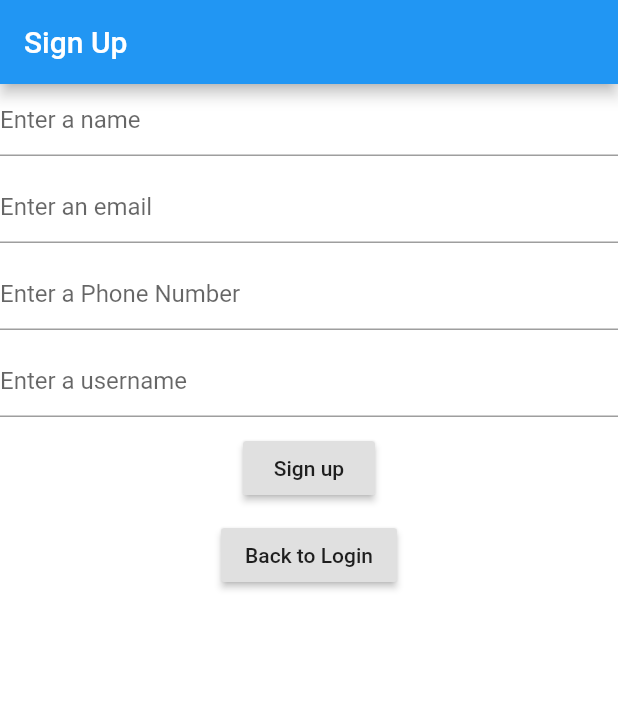
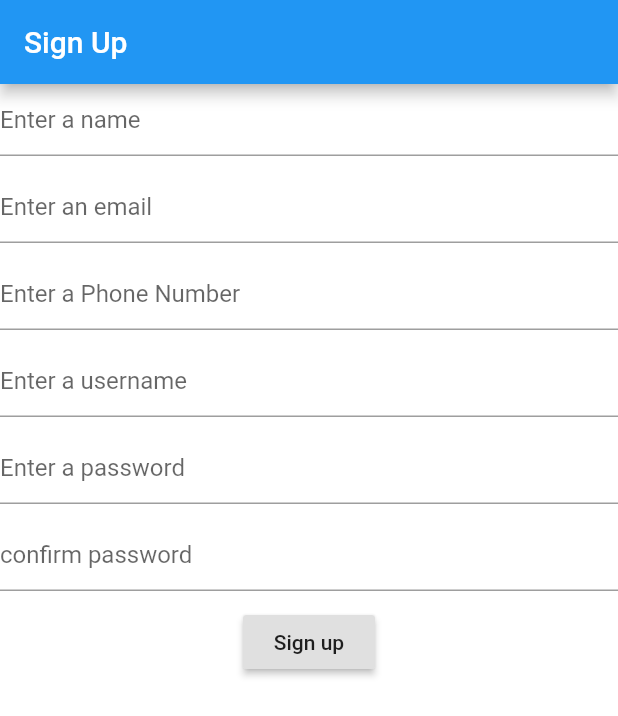
Before and after one commit to 7ananthan/Login-and-Reg-App-Flutter, a Flutter app: the screen it shows after launch, after a tap on "Sign Up", on a phone screen of 412 x 824 dp. Shown: the top 716 px of the screen. Run offline on Flutter 3.47's test engine with Material 2 defaults, Android fonts, the phone set to English and light mode, and no system bars.

Commit message:
password check completed

```diff
--- a/lib/view/register.dart
+++ b/lib/view/register.dart
@@ -1,7 +1,11 @@
 import 'package:flutter/material.dart';
 import 'package:login_mulwin/main.dart';
 import 'package:login_mulwin/view/login.dart';
+
 class Register extends StatelessWidget {
+  TextEditingController pass = TextEditingController();
+  TextEditingController passc = TextEditingController();
+
   @override
   Widget build(BuildContext context) {
     return MaterialApp(
@@ -11,44 +15,59 @@ class Register extends StatelessWidget {
         appBar: AppBar(
           title: Text("Sign Up"),
         ),
-        body: Container(
+        body: Center(
           child: Column(
             children: <Widget>[
               TextField(
-                decoration: InputDecoration(
-                  hintText: "Enter a name"
+                decoration: InputDecoration(hintText: "Enter a name"),
               ),
+              SizedBox(
+                height: 10.0,
               ),
-              SizedBox(height: 10.0,),
               TextField(
-                decoration: InputDecoration(
-                  hintText: "Enter an email"
+                decoration: InputDecoration(hintText: "Enter an email"),
               ),
+              SizedBox(
+                height: 10.0,
               ),
-              SizedBox(height: 10.0,),
               TextField(
-                decoration: InputDecoration(
-                  hintText: "Enter a Phone Number"
+                decoration: InputDecoration(hintText: "Enter a Phone Number"),
               ),
+              SizedBox(
+                height: 10.0,
               ),
-              SizedBox(height: 10.0,),
               TextField(
-              decoration: InputDecoration(
-                hintText: "Enter a username"
+                decoration: InputDecoration(hintText: "Enter a username"),
               ),
+              SizedBox(
+                height: 10.0,
               ),
-            SizedBox(height: 10.0,),
+              TextField(
+                controller: pass,
+                decoration: InputDecoration(hintText: "Enter a password"),
+              ),
+              SizedBox(
+                height: 10.0,
+              ),
+              TextField(
+                controller: passc,
+                decoration: InputDecoration(hintText: "confirm password"),
+              ),
+              SizedBox(
+                height: 10.0,
+              ),
               RaisedButton(
                 child: Text("Sign up"),
-            onPressed: (){},
+                onPressed: () {
+                  String getpass = pass.text;
+                  String getpassc = passc.text;
+                  if (getpass == getpassc)
+                    Navigator.push(context,
+                        MaterialPageRoute(builder: (context) => Mulwin()));
+                  else
+                    print("error");
+                },
               ),
-              SizedBox(height: 10.0,),
-              RaisedButton(
-                child: Text("Back to Login"),
-                onPressed: (){
-                  Navigator.push(context, MaterialPageRoute(builder: (context)=>Mulwin()));
-                },
-              )
             ],
           ),
         ),
```
Lines whose indentation alone changed are shown as unchanged.
